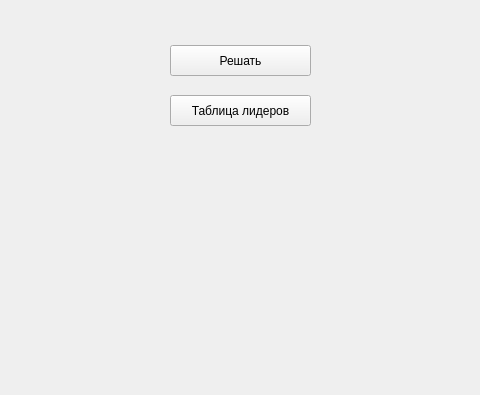
Old version of the form mainwindow.ui in the repository Deatheh/MathBattle; both pictures show x 160 to 640 and y 205 to 600 of the 800 by 600 pixel window.
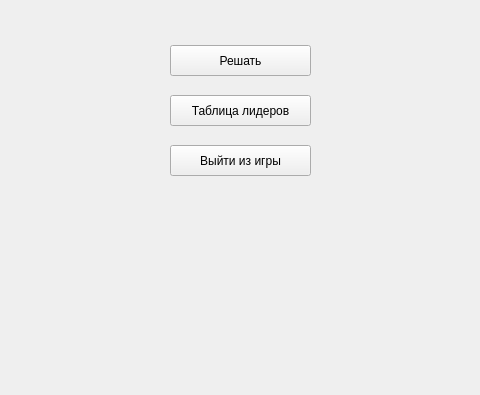
New version of the form.

What changed in the file:
```diff
--- a/mainwindow.ui
+++ b/mainwindow.ui
@@ -64,6 +64,19 @@
      <string>Решать</string>
     </property>
    </widget>
+   <widget class="QPushButton" name="pushButton_3">
+    <property name="geometry">
+     <rect>
+      <x>330</x>
+      <y>350</y>
+      <width>141</width>
+      <height>31</height>
+     </rect>
+    </property>
+    <property name="text">
+     <string>Выйти из игры</string>
+    </property>
+   </widget>
   </widget>
   <widget class="QMenuBar" name="menubar">
    <property name="geometry">
```
